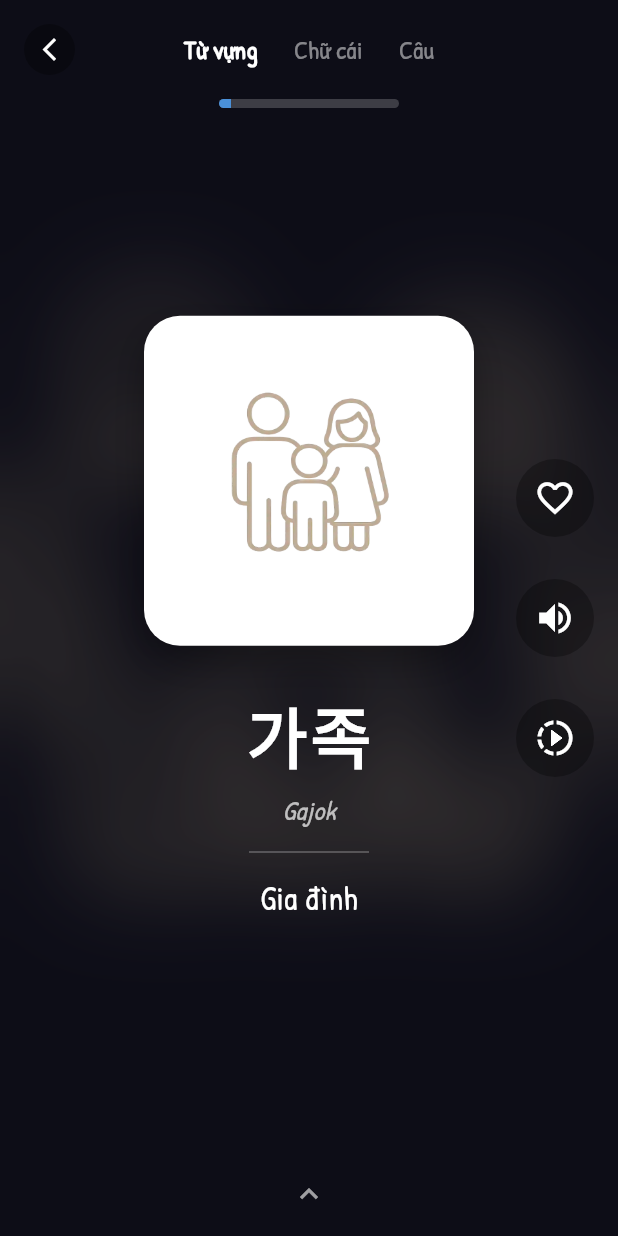
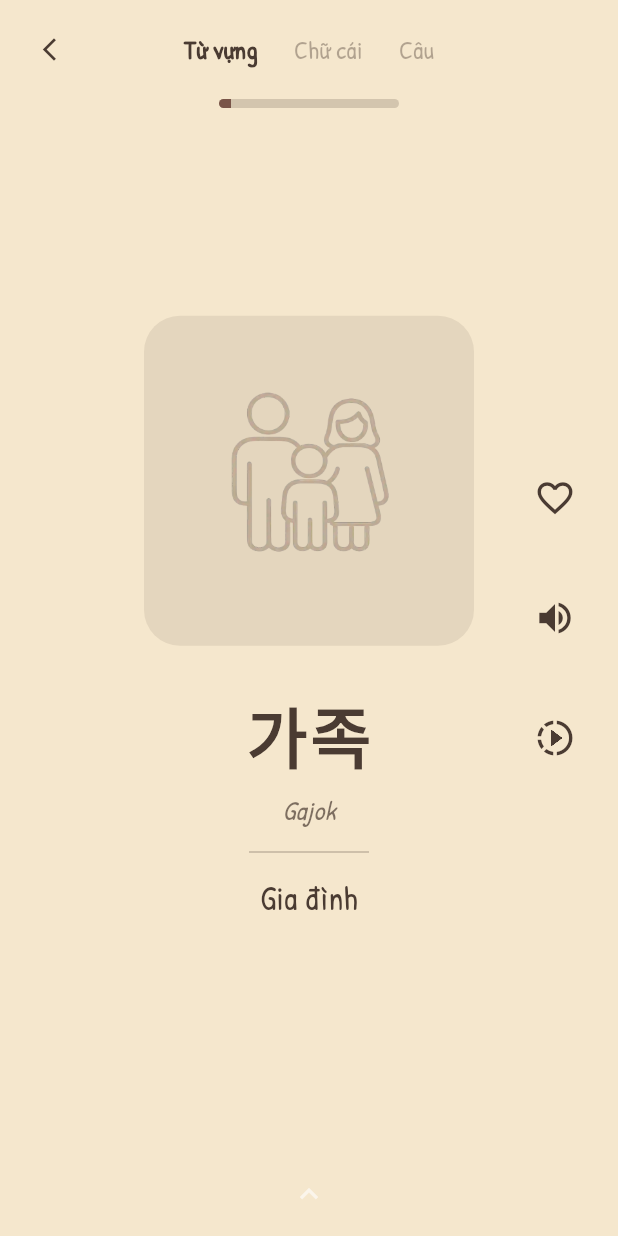
Before and after one commit to harrylam0016/hoc-tieng-han, a Flutter app: the screen it shows after launch, after a tap on "GIA ĐÌNH", after a tap on the "play arrow" icon, on a phone screen of 412 x 824 dp. Run offline on Flutter 3.47's test engine with Material 3 defaults, Android fonts, the phone set to English and light mode, and no system bars; our stand-ins replace audioplayers, flutter_tts.

Commit message:
Change background of lesson screen

```diff
--- a/hoc_tieng_han/lib/screens/learning_shell_screen.dart
+++ b/hoc_tieng_han/lib/screens/learning_shell_screen.dart
@@ -311,7 +311,8 @@ class _LearningShellScreenState extends State<LearningShellScreen>
   Widget _buildHeader(double progress, bool isInLesson, bool showBackButton) {
     final isDarkText =
         (_currentView == ShellView.lessonPath ||
-            _currentView == ShellView.topics) &&
+            _currentView == ShellView.topics ||
+            _currentView == ShellView.lesson) &&
         !_isTransitioning;
 
     return Padding(
@@ -333,11 +334,9 @@ class _LearningShellScreenState extends State<LearningShellScreen>
                       onTap: _onBackPressed,
                       child: Container(
                         padding: const EdgeInsets.all(8),
-                        decoration: BoxDecoration(
-                          color: isDarkText
-                              ? const Color(0xFF4A3B32).withValues(alpha: 0.08)
-                              : Colors.black.withValues(alpha: 0.3),
+                        decoration: const BoxDecoration(
                           shape: BoxShape.circle,
+                          // No background
                         ),
                         child: Icon(
                           Icons.arrow_back_ios_new,
@@ -372,9 +371,11 @@ class _LearningShellScreenState extends State<LearningShellScreen>
                 borderRadius: BorderRadius.circular(4),
                 child: LinearProgressIndicator(
                   value: progress,
-                  backgroundColor: Colors.white.withValues(alpha: 0.2),
+                  backgroundColor: const Color(
+                    0xFF4A3B32,
+                  ).withValues(alpha: 0.2),
                   valueColor: const AlwaysStoppedAnimation<Color>(
-                    Color(0xFF4A90D9),
+                    Color(0xFF795548), // Brown color
                   ),
                   minHeight: 6,
                 ),
--- a/hoc_tieng_han/lib/screens/lesson_screen.dart
+++ b/hoc_tieng_han/lib/screens/lesson_screen.dart
@@ -1,9 +1,11 @@
-import 'dart:ui';
 import 'package:flutter/material.dart';
 import '../models/topic.dart';
 import '../models/word.dart';
 import '../services/tts_service.dart';
 import '../widgets/flip_card_widget.dart';
+
+const _kBgColor = Color(0xFFF5E7CD); // Warm beige background (Lesson Path sync)
+const _kTextColor = Color(0xFF4A3B32); // Dark brown text
 
 /// Loại card trong bài học
 enum CardType { basic, flashText, flashImage }
@@ -198,7 +200,7 @@ class _LessonContentState extends State<LessonContent> {
         Text(
           'Chạm để lật',
           style: TextStyle(
-            color: Colors.white.withValues(alpha: 0.6),
+            color: _kTextColor.withValues(alpha: 0.6),
             fontSize: 14,
             fontWeight: FontWeight.w500,
             letterSpacing: 1,
@@ -209,30 +211,7 @@ class _LessonContentState extends State<LessonContent> {
   }
 
   Widget _buildBlurredBackground(Word word) {
-    return Stack(
-      fit: StackFit.expand,
-      children: [
-        Image.asset(
-          word.imagePath,
-          fit: BoxFit.cover,
-          errorBuilder: (context, error, stackTrace) {
-            return Container(
-              decoration: const BoxDecoration(
-                gradient: LinearGradient(
-                  begin: Alignment.topCenter,
-                  end: Alignment.bottomCenter,
-                  colors: [Color(0xFF2d1f3d), Color(0xFF1a1a2e)],
-                ),
-              ),
-            );
-          },
-        ),
-        BackdropFilter(
-          filter: ImageFilter.blur(sigmaX: 30, sigmaY: 30),
-          child: Container(color: Colors.black.withValues(alpha: 0.5)),
-        ),
-      ],
-    );
+    return Container(color: _kBgColor);
   }
 
   Widget _buildBasicCard(Word word) {
@@ -244,16 +223,10 @@ class _LessonContentState extends State<LessonContent> {
           Container(
             width: 220,
             height: 220,
+
             decoration: BoxDecoration(
-              color: Colors.white,
+              color: _kTextColor.withValues(alpha: 0.1),
               borderRadius: BorderRadius.circular(24),
-              boxShadow: [
-                BoxShadow(
-                  color: Colors.black.withValues(alpha: 0.3),
-                  blurRadius: 20,
-                  offset: const Offset(0, 10),
-                ),
-              ],
             ),
             child: ClipRRect(
               borderRadius: BorderRadius.circular(24),
@@ -277,7 +250,7 @@ class _LessonContentState extends State<LessonContent> {
           Text(
             word.korean,
             style: const TextStyle(
-              color: Colors.white,
+              color: _kTextColor,
               fontSize: 44,
               fontWeight: FontWeight.bold,
               letterSpacing: 2,
@@ -288,7 +261,7 @@ class _LessonContentState extends State<LessonContent> {
           Text(
             word.romanization,
             style: TextStyle(
-              color: Colors.white.withValues(alpha: 0.7),
+              color: _kTextColor.withValues(alpha: 0.7),
               fontSize: 18,
               fontStyle: FontStyle.italic,
             ),
@@ -298,14 +271,14 @@ class _LessonContentState extends State<LessonContent> {
           Container(
             width: 80,
             height: 1,
-            color: Colors.white.withValues(alpha: 0.3),
+            color: _kTextColor.withValues(alpha: 0.3),
           ),
           const SizedBox(height: 14),
 
           Text(
             word.vietnamese,
             style: const TextStyle(
-              color: Colors.white,
+              color: _kTextColor,
               fontSize: 22,
               fontWeight: FontWeight.w500,
             ),
@@ -549,7 +522,7 @@ class _LessonContentState extends State<LessonContent> {
         _buildActionButton(
           icon: Icon(
             isLiked ? Icons.favorite : Icons.favorite_border,
-            color: isLiked ? Colors.red : Colors.white,
+            color: isLiked ? Colors.red : _kTextColor,
             size: 28,
           ),
           onTap: _toggleLike,
@@ -557,7 +530,7 @@ class _LessonContentState extends State<LessonContent> {
         const SizedBox(height: 28),
 
         _buildActionButton(
-          icon: const Icon(Icons.volume_up, color: Colors.white, size: 28),
+          icon: Icon(Icons.volume_up, color: _kTextColor, size: 28),
           onTap: () {
             final word = _getWordForPage(_currentIndex);
             _tts.speak(word.korean);
@@ -568,7 +541,7 @@ class _LessonContentState extends State<LessonContent> {
         _buildActionButton(
           icon: const Icon(
             Icons.slow_motion_video,
-            color: Colors.white,
+            color: _kTextColor,
             size: 28,
           ),
           onTap: () {
@@ -588,9 +561,9 @@ class _LessonContentState extends State<LessonContent> {
       onTap: onTap,
       child: Container(
         padding: const EdgeInsets.all(12),
-        decoration: BoxDecoration(
-          color: Colors.black.withValues(alpha: 0.3),
+        decoration: const BoxDecoration(
           shape: BoxShape.circle,
+          // No background
         ),
         child: icon,
       ),
```
